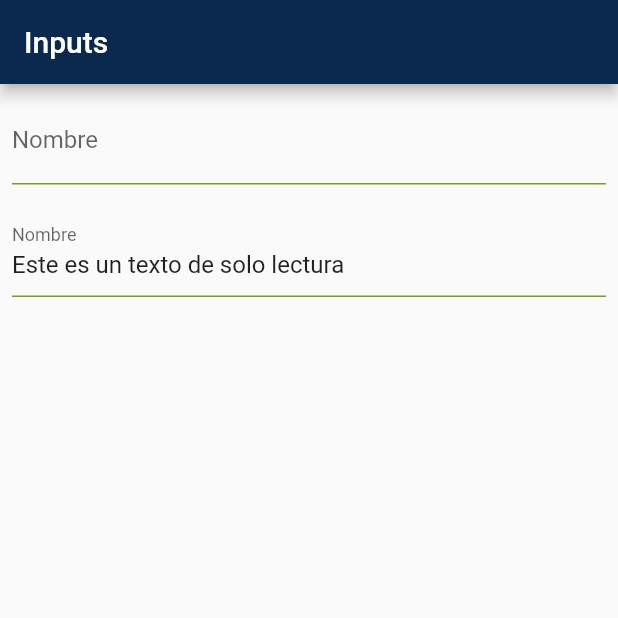
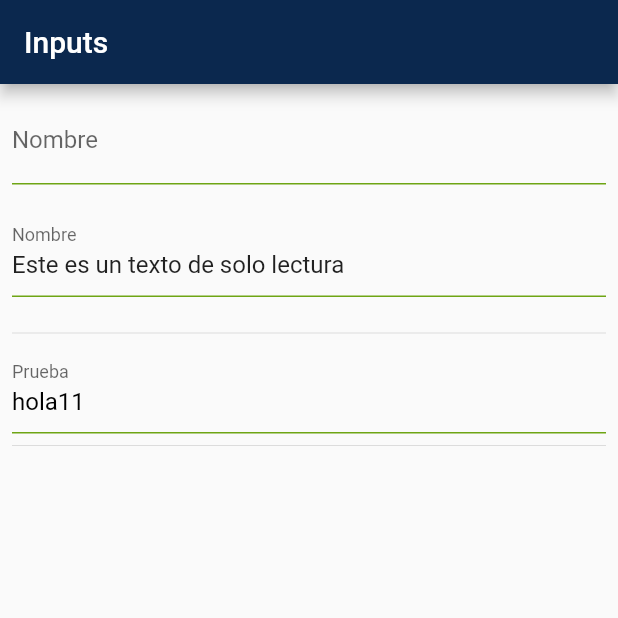
Before and after one commit to sfperusacdev/dart_identity_sdk, a Flutter app: the InputsPage screen opened by its route, on a phone screen of 412 x 824 dp, the top half of it. Run offline on Flutter 3.47's test engine with Material 3 defaults, Android fonts, the phone set to English and light mode, and no system bars; our stand-ins replace audioplayers, flutter_bloc, flutter_dotenv, go_router, package_info_plus, shared_preferences and 3 more; missing offline and left inert: kdialogs, mobile_scanner, shared_preferences_content_provider; accounts and stored records are empty.

Commit message:
add ControlledText

```diff
--- a/example/lib/inputs.dart
+++ b/example/lib/inputs.dart
@@ -1,4 +1,5 @@
 import 'package:dart_identity_sdk/widgets/text/common.dart';
+import 'package:dart_identity_sdk/widgets/text/text.dart';
 import 'package:flutter/material.dart';
 import 'package:dart_identity_sdk/widgets/text/text_edit.dart';
 
@@ -10,7 +11,8 @@ class InputsPage extends StatefulWidget {
 }
 
 class _InputsPageState extends State<InputsPage> {
-  final controller = TextEditingCController();
+  final controller = TextEditingCController.withText("00");
+  final textcontroller = TextEditingCController.withText("hola11");
 
   @override
   Widget build(BuildContext context) {
@@ -24,6 +26,7 @@ class _InputsPageState extends State<InputsPage> {
               label: "Nombre",
               onChanged: (value) {
                 controller.setText(value);
+                textcontroller.setText(value);
               },
             ),
             CustomTextFormField(
@@ -32,6 +35,9 @@ class _InputsPageState extends State<InputsPage> {
               controller: controller,
               initValue: "Este es un texto de solo lectura",
             ),
+            Divider(),
+            ControlledText(controller: textcontroller, label: "Prueba"),
+            Divider(),
           ],
         ),
       ),
--- /dev/null
+++ b/lib/widgets/text/text.dart
@@ -0,0 +1,85 @@
+import 'package:dart_identity_sdk/widgets/text/common.dart';
+import 'package:flutter/material.dart';
+
+class ControlledText extends StatefulWidget {
+  final TextEditingCController? controller;
+  final String? label;
+  final IconData? suffixIcon;
+  final void Function(TextEditingCController txt)? onSuffixIconTab;
+  const ControlledText({
+    super.key,
+    this.controller,
+    this.label,
+    this.suffixIcon,
+    this.onSuffixIconTab,
+  });
+
+  @override
+  State<ControlledText> createState() => _ControlledTextState();
+}
+
+class _ControlledTextState extends State<ControlledText> {
+  String text = "";
+  late TextEditingCController _controller;
+
+  void _syncText() {
+    setState(() => text = _controller.text);
+  }
+
+  @override
+  void initState() {
+    _setupController();
+    super.initState();
+  }
+
+  void _setupController() {
+    _controller = widget.controller ?? TextEditingCController();
+    text = _controller.text;
+    _controller.addListener(_syncText);
+  }
+
+  @override
+  void dispose() {
+    _controller.removeListener(_syncText);
+    super.dispose();
+  }
+
+  @override
+  Widget build(BuildContext context) {
+    IconButton? suffixIcon;
+    if (widget.onSuffixIconTab != null) {
+      suffixIcon = IconButton(
+        onPressed: () => widget.onSuffixIconTab?.call(_controller),
+        icon: Icon(widget.suffixIcon ?? Icons.select_all),
+      );
+    }
+    final hasLabel = widget.label != null;
+    return InputDecorator(
+      decoration: InputDecoration(
+        label: hasLabel ? Text(widget.label!) : null,
+        isDense: !hasLabel,
+        contentPadding: !hasLabel ? EdgeInsets.zero : null,
+        errorStyle: const TextStyle(fontSize: 9, color: Colors.redAccent),
+        enabledBorder: UnderlineInputBorder(
+          borderSide: BorderSide(
+            color: Theme.of(context).colorScheme.secondary,
+            width: 1.0,
+          ),
+        ),
+        focusedBorder: UnderlineInputBorder(
+          borderSide: BorderSide(
+            color: Theme.of(context).colorScheme.secondary,
+            width: 1.0,
+          ),
+        ),
+        suffixIcon: suffixIcon,
+      ),
+      child: Text(
+        text,
+        style: Theme.of(context).textTheme.titleMedium?.copyWith(
+              color: Theme.of(context).colorScheme.onSurface,
+            ),
+      ),
+    );
+  }
+}
--- a/pubspec.yaml
+++ b/pubspec.yaml
@@ -1,6 +1,6 @@
 name: dart_identity_sdk
 description: Just a sdk for identity
-version: 5.8.3
+version: 5.9.0
 homepage: https://github.com/sfperusacdev/dart_identity_sdk
 
 environment:
```
Also changed, not shown: 1 other file.
